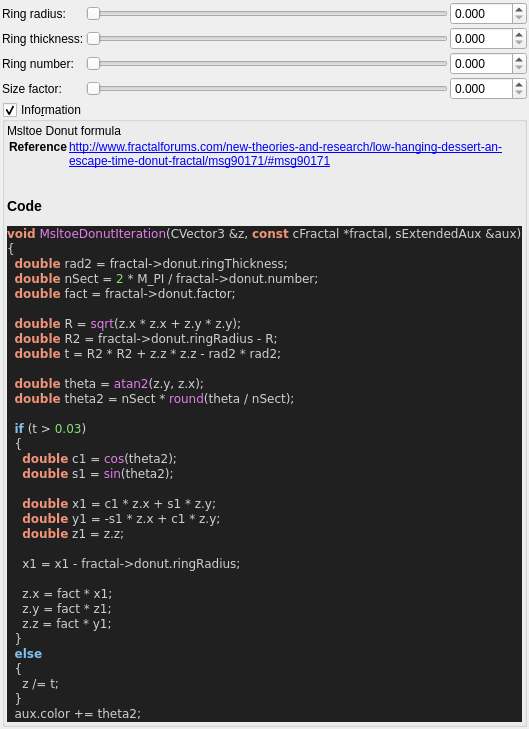
Above: mandelbulber2/qt_data/fractal_msltoe_donut.ui from buddhi1980/mandelbulber2 before the change. Below: the same form after it.
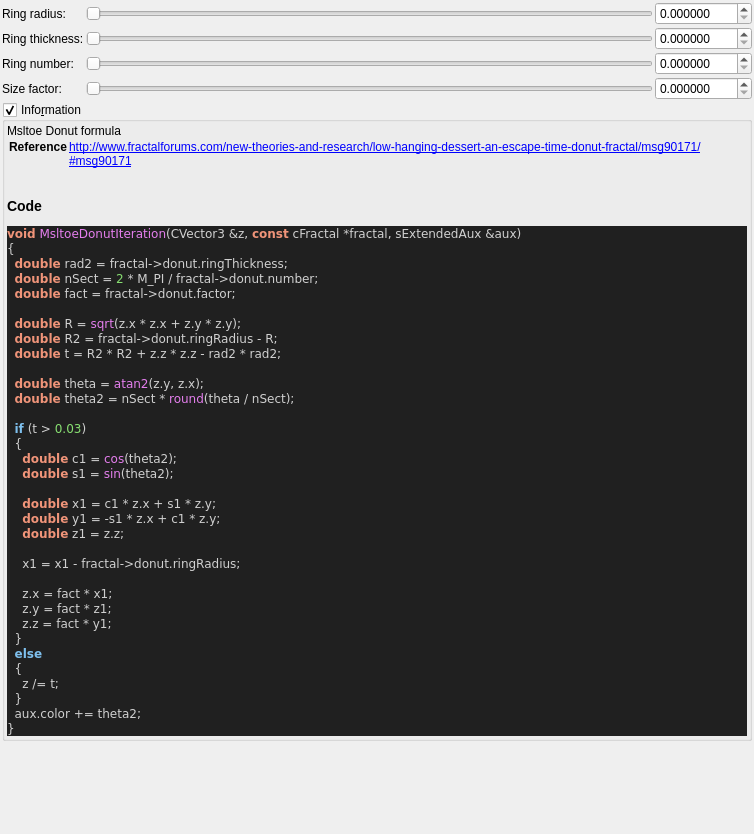
That is the form after the change. Custom widgets are drawn as their Qt base class.

What changed in the file:
```diff
--- a/mandelbulber2/qt_data/fractal_msltoe_donut.ui
+++ b/mandelbulber2/qt_data/fractal_msltoe_donut.ui
@@ -6,8 +6,8 @@
    <rect>
     <x>0</x>
     <y>0</y>
-    <width>426</width>
-    <height>709</height>
+    <width>754</width>
+    <height>834</height>
    </rect>
   </property>
   <property name="windowTitle">
@@ -49,7 +49,7 @@
         <string/>
        </property>
        <property name="decimals">
-        <number>3</number>
+        <number>6</number>
        </property>
        <property name="minimum">
         <double>0.000000000000000</double>
@@ -71,7 +71,7 @@
         </sizepolicy>
        </property>
        <property name="maximum">
-        <number>20000</number>
+        <number>20000000</number>
        </property>
        <property name="singleStep">
         <number>1</number>
@@ -97,7 +97,7 @@
         </sizepolicy>
        </property>
        <property name="maximum">
-        <number>20000</number>
+        <number>20000000</number>
        </property>
        <property name="singleStep">
         <number>1</number>
@@ -116,7 +116,7 @@
         </sizepolicy>
        </property>
        <property name="maximum">
-        <number>20000</number>
+        <number>20000000</number>
        </property>
        <property name="singleStep">
         <number>1</number>
@@ -148,7 +148,7 @@
         <string/>
        </property>
        <property name="decimals">
-        <number>3</number>
+        <number>6</number>
        </property>
        <property name="minimum">
         <double>0.000000000000000</double>
@@ -176,7 +176,7 @@
         <string/>
        </property>
        <property name="decimals">
-        <number>3</number>
+        <number>6</number>
        </property>
        <property name="minimum">
         <double>0.000000000000000</double>
@@ -205,7 +205,7 @@
         </sizepolicy>
        </property>
        <property name="maximum">
-        <number>20000</number>
+        <number>20000000</number>
        </property>
        <property name="singleStep">
         <number>1</number>
@@ -237,7 +237,7 @@
         <string/>
        </property>
        <property name="decimals">
-        <number>3</number>
+        <number>6</number>
        </property>
        <property name="minimum">
         <double>0.000000000000000</double>
```
